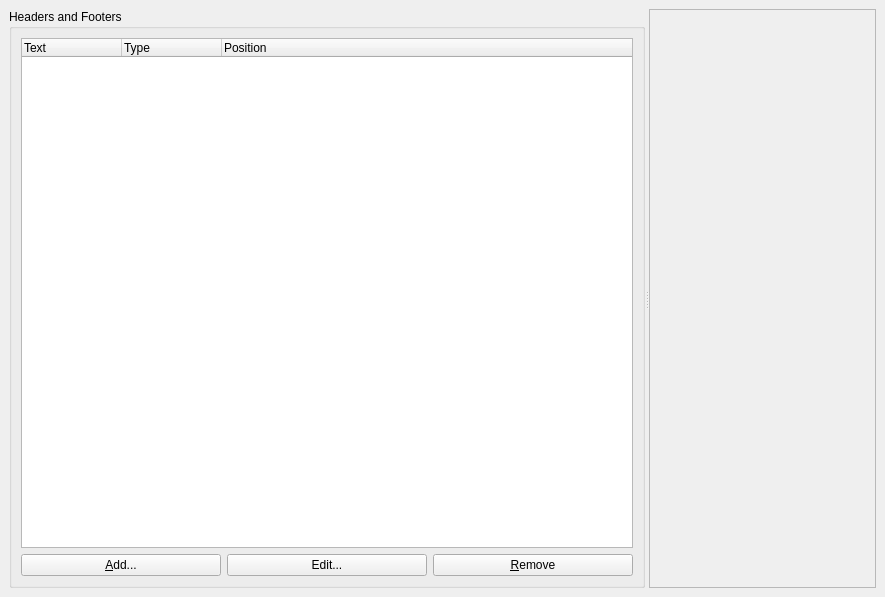
Above: examples/HeadersFooters/Advanced/mainwindow.ui from KDE/kdiagram before the change. Below: the same form after it.
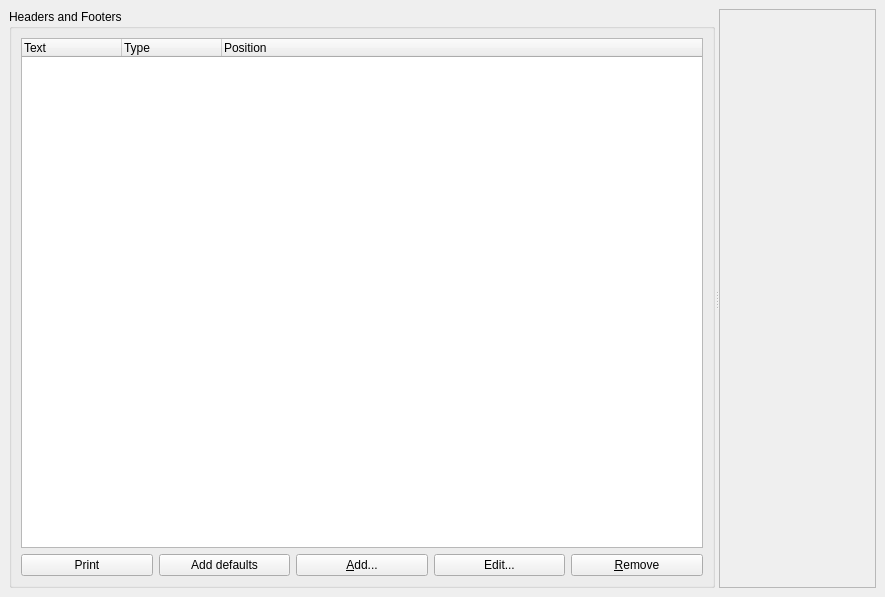
That is the form after the change.

Patch:
```diff
--- a/examples/HeadersFooters/Advanced/mainwindow.ui
+++ b/examples/HeadersFooters/Advanced/mainwindow.ui
@@ -35,13 +35,22 @@
        <property name="title" >
         <string>Headers and Footers</string>
        </property>
-       <layout class="QVBoxLayout" >
-        <property name="margin" >
-         <number>9</number>
-        </property>
-        <property name="spacing" >
+       <layout class="QVBoxLayout">
+        <property name="spacing">
          <number>6</number>
         </property>
+        <property name="leftMargin">
+         <number>9</number>
+        </property>
+        <property name="topMargin">
+         <number>9</number>
+        </property>
+        <property name="rightMargin">
+         <number>9</number>
+        </property>
+        <property name="bottomMargin">
+         <number>9</number>
+        </property>
         <item>
          <widget class="QTreeWidget" name="headersTV" >
           <column>
@@ -62,16 +71,39 @@
          </widget>
         </item>
         <item>
-         <layout class="QHBoxLayout" >
-          <property name="margin" >
-           <number>0</number>
-          </property>
-          <property name="spacing" >
+         <layout class="QHBoxLayout">
+          <property name="spacing">
            <number>6</number>
           </property>
+          <property name="leftMargin">
+           <number>0</number>
+          </property>
+          <property name="topMargin">
+           <number>0</number>
+          </property>
+          <property name="rightMargin">
+           <number>0</number>
+          </property>
+          <property name="bottomMargin">
+           <number>0</number>
+          </property>
           <item>
-           <widget class="QPushButton" name="addHeaderPB" >
-            <property name="text" >
+           <widget class="QPushButton" name="printButton">
+            <property name="text">
+             <string>Print</string>
+            </property>
+           </widget>
+          </item>
+          <item>
+           <widget class="QPushButton" name="defaultButton">
+            <property name="text">
+             <string>Add defaults</string>
+            </property>
+           </widget>
+          </item>
+          <item>
+           <widget class="QPushButton" name="addHeaderPB">
+            <property name="text">
              <string>&amp;Add...</string>
             </property>
            </widget>
```
Left out of the diff: 70 changed lines with no effect on the pictures.
